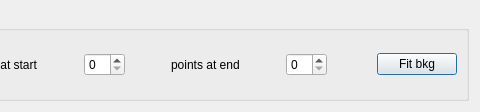
First picture: the form in adapt/gui/ui/iintbackground.ui, repository syncope/adapt, before the edit; both pictures show x 302 to 782 and y 0 to 112 of the 782 by 112 pixel window.
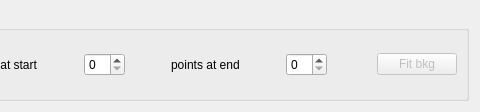
Second picture: the form after the edit.

Commit message: + added functionality for clearer steering: button activation when action possible ++ first step: visualization in ui files and functions for reset/activate -- ! missing: logical calls!

```diff
--- a/adapt/gui/ui/iintbackground.ui
+++ b/adapt/gui/ui/iintbackground.ui
@@ -159,6 +159,9 @@
         </item>
         <item>
          <widget class="QPushButton" name="fitBkg">
+          <property name="enabled">
+           <bool>false</bool>
+          </property>
           <property name="text">
            <string>Fit bkg</string>
           </property>
```
The commit also changes 6 other files.
